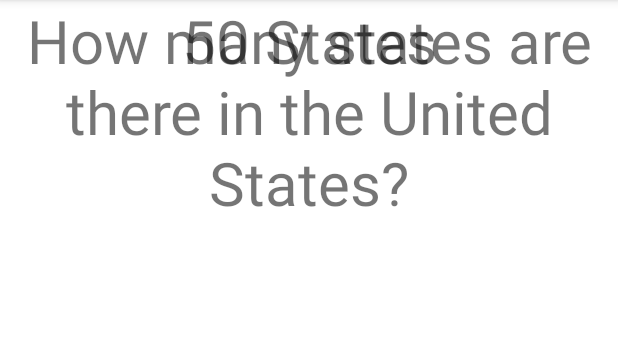
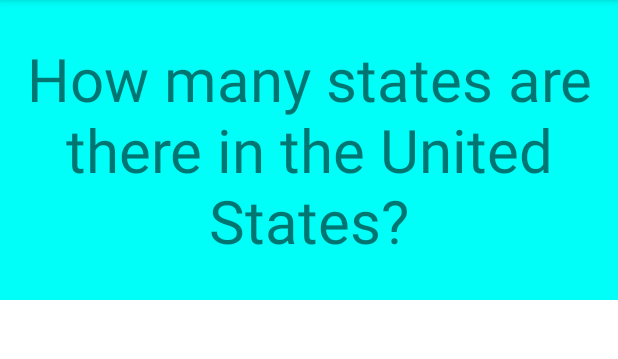
Before and after one commit to Futapo/FlashCard, an Android app: the screen it shows after launch (MainActivity), on a phone screen of 412 x 824 dp, the part 84-443 px from its top. Run offline under Robolectric (Android 15) with nearby library versions, the phone set to English and light mode, and no system bars.

Commit message:
added Toggle and background color

```diff
--- a/app/src/main/java/com/futapo/andresflashcardapp/MainActivity.java
+++ b/app/src/main/java/com/futapo/andresflashcardapp/MainActivity.java
@@ -3,6 +3,8 @@ package com.futapo.andresflashcardapp;
 import androidx.appcompat.app.AppCompatActivity;
 
 import android.os.Bundle;
+import android.view.View;
+import android.widget.TextView;
 
 public class MainActivity extends AppCompatActivity {
 
@@ -10,5 +12,29 @@ public class MainActivity extends AppCompatActivity {
     protected void onCreate(Bundle savedInstanceState) {
         super.onCreate(savedInstanceState);
         setContentView(R.layout.activity_main);
+
+     //simplifying "findViewById(R.id.nameOfView)"
+      TextView Answer =  findViewById(R.id.Flash_Answer);
+      TextView Question =  findViewById(R.id.Flash_Question);
+
+      //making question Invisible and Answer visible on touch
+        Question.setOnClickListener(new View.OnClickListener() {
+            @Override
+            public void onClick(View v) {
+
+                    Answer.setVisibility(View.VISIBLE);
+                Question.setVisibility(View.INVISIBLE);
+            }
+        });
+        Answer.setOnClickListener(new View.OnClickListener() {
+            @Override
+            public void onClick(View v) {
+
+                Answer.setVisibility(View.INVISIBLE);
+                Question.setVisibility(View.VISIBLE);
+            }
+        });
+
     }
+
 }
--- a/app/src/main/res/layout/activity_main.xml
+++ b/app/src/main/res/layout/activity_main.xml
@@ -1,10 +1,10 @@
 <?xml version="1.0" encoding="utf-8"?>
 <RelativeLayout xmlns:android="http://schemas.android.com/apk/res/android"
-    xmlns:app="http://schemas.android.com/apk/res-auto"
     xmlns:tools="http://schemas.android.com/tools"
     android:layout_width="match_parent"
     android:layout_height="match_parent"
     tools:context=".MainActivity">
+
 
     <TextView
         android:layout_width="match_parent"
@@ -14,32 +14,25 @@
         android:id="@+id/Flash_Question"
         android:text="How many states are there in the United States?"
         android:textSize="40sp"
-        android:textAlignment="center"
-        app:layout_constraintBottom_toBottomOf="parent"
-        app:layout_constraintHorizontal_bias="0.498"
-        app:layout_constraintLeft_toLeftOf="parent"
-        app:layout_constraintRight_toRightOf="parent"
-        app:layout_constraintTop_toTopOf="parent"
-        app:layout_constraintVertical_bias="10" />
+        android:gravity="center"
+        android:background="#00FFF9"
 
+        />
 
+//Flashcard Answer
     <TextView
+        android:id="@+id/Flash_Answer"
         android:layout_width="match_parent"
         android:layout_height="200dp"
-        android:layout_alignParentTop="true"
-        android:layout_centerHorizontal="true"
-        android:id="@+id/Flash_Answer"
+        android:layout_alignParentTop="false"
         android:text="50 States"
+        android:textAlignment="center"
         android:textSize="40sp"
-        android:textAlignment="center"
-        app:layout_constraintBottom_toBottomOf="parent"
-        app:layout_constraintHorizontal_bias="0.498"
-        app:layout_constraintLeft_toLeftOf="parent"
-        app:layout_constraintRight_toRightOf="parent"
-        app:layout_constraintTop_toTopOf="parent"
-        app:layout_constraintVertical_bias="10" />
-
-
+        android:layout_centerVertical="false"
+        android:gravity="center"
+        android:background="#FF1A40"
+        android:visibility="invisible"
+    />
 
 
 </RelativeLayout>
```
